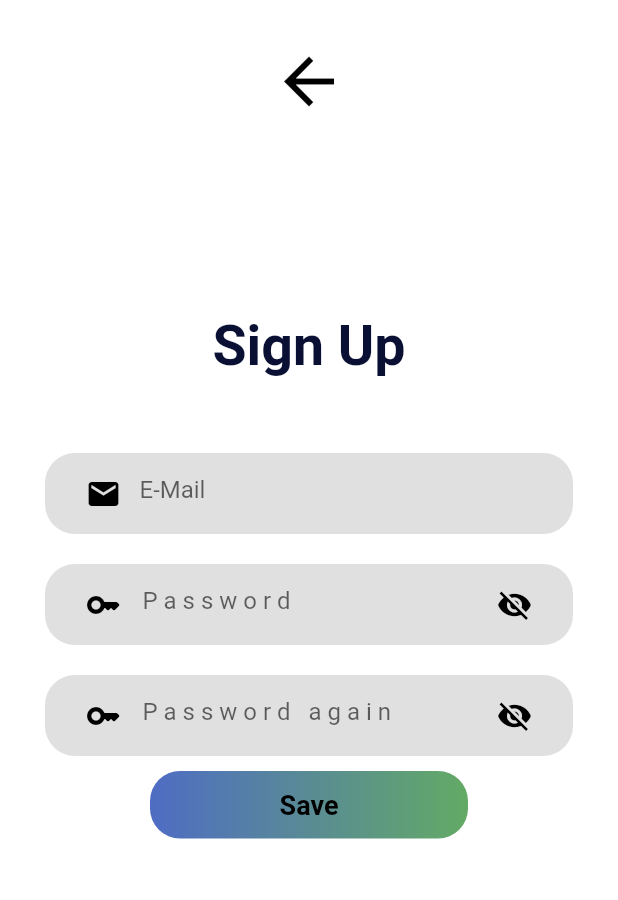
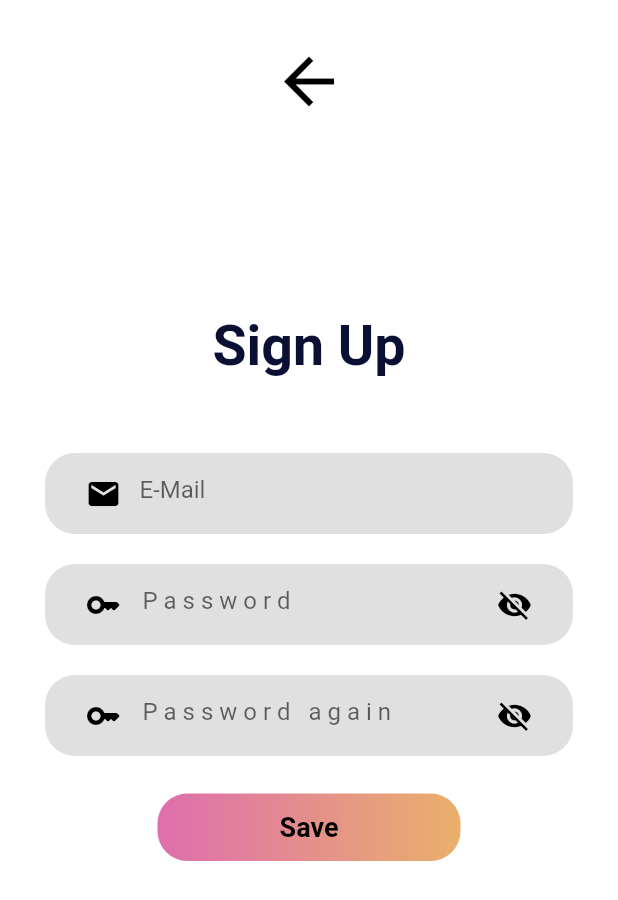
Before and after one commit to ranaakbas/event-finder, a Flutter app: the MembershipPage screen opened directly, after a tap on "Sign In", on a phone screen of 412 x 824 dp. Shown: the top 900 px of the screen. Run offline on Flutter 3.47's test engine with Material 2 defaults, Android fonts, the phone set to English and light mode, and no system bars; our stand-ins replace firebase_core, firebase_database; missing offline and left inert: dart:ffi, flutterfire_ui; accounts and stored records are empty.

Commit message:
sign in button changed

```diff
--- a/lib/membership.dart
+++ b/lib/membership.dart
@@ -126,7 +126,7 @@ class _MembershipPageState extends State<MembershipPage> {
               InkWell(
                   onTap: () {},
                   child: Container(
-                    margin: EdgeInsets.symmetric(horizontal: 100),
+                    margin: EdgeInsets.symmetric(horizontal: 90),
                     width: MediaQuery.of(context).size.width,
                     height: 45,
                     padding: EdgeInsets.all(10),
@@ -146,7 +146,7 @@ class _MembershipPageState extends State<MembershipPage> {
                       ),
                     ),
                   )),
-                  SizedBox(height:10),
+                  SizedBox(height:35),
               InkWell(
 
                   onTap: () { Navigator.push(context, MaterialPageRoute(builder: (context) {
@@ -154,13 +154,13 @@ class _MembershipPageState extends State<MembershipPage> {
     }));
     },
                   child: Container(
-                    margin: EdgeInsets.symmetric(horizontal: 100),
+                    margin: EdgeInsets.symmetric(horizontal: 105),
                     width: MediaQuery.of(context).size.width,
                     height: 45,
                     padding: EdgeInsets.all(10),
                     decoration: BoxDecoration(
                       gradient: LinearGradient(
-                        colors: [Color(0xFF4F6CC4), Color(0xFF63AA65)],
+                        colors: [Color(0xFFDE6EAE), Color(0xFFEAB06A)],
                       ),
                       borderRadius: BorderRadius.circular(20),
                     ),
--- a/lib/signin.dart
+++ b/lib/signin.dart
@@ -11,9 +11,7 @@ class SignInPage extends StatefulWidget {
 }
 
 class _SignInPageState extends State<SignInPage> {
-
   bool _passwordVisible = false;
-
 
   @override
   Widget build(BuildContext context) {
@@ -66,7 +64,6 @@ class _SignInPageState extends State<SignInPage> {
                   ),
                 ),
               ),
-
               Container(
                 decoration: BoxDecoration(
                   color: Colors.black12,
@@ -84,7 +81,6 @@ class _SignInPageState extends State<SignInPage> {
                       Icons.key_rounded,
                       color: Colors.black,
                     ),
-
                     suffixIcon: GestureDetector(
                       onTap: () {
                         setState(() {
@@ -120,7 +116,6 @@ class _SignInPageState extends State<SignInPage> {
                       Icons.key_rounded,
                       color: Colors.black,
                     ),
-
                     suffixIcon: GestureDetector(
                       onTap: () {
                         setState(() {
@@ -139,19 +134,17 @@ class _SignInPageState extends State<SignInPage> {
                   style: TextStyle(color: Color(0xFF0A1034), letterSpacing: 4),
                 ),
               ),
-
-
-
+              SizedBox(height: 15),
               InkWell(
                   onTap: () {},
                   child: Container(
-                    margin: EdgeInsets.symmetric(horizontal: 100),
+                    margin: EdgeInsets.symmetric(horizontal: 105),
                     width: MediaQuery.of(context).size.width,
                     height: 45,
                     padding: EdgeInsets.all(10),
                     decoration: BoxDecoration(
                       gradient: LinearGradient(
-                        colors: [Color(0xFF4F6CC4), Color(0xFF63AA65)],
+                        colors: [Color(0xFFDE6EAE), Color(0xFFEAB06A)],
                       ),
                       borderRadius: BorderRadius.circular(20),
                     ),
@@ -165,8 +158,6 @@ class _SignInPageState extends State<SignInPage> {
                       ),
                     ),
                   )),
-
-
             ],
           ),
         ),
```
Lines whose indentation alone changed are shown as unchanged.
